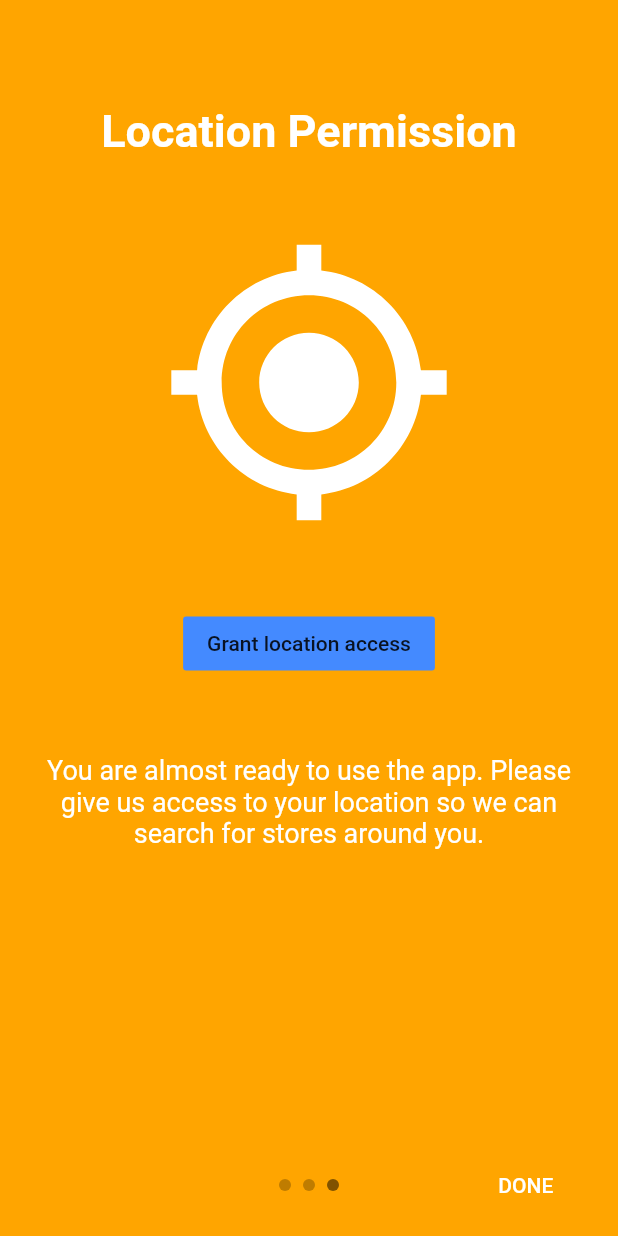
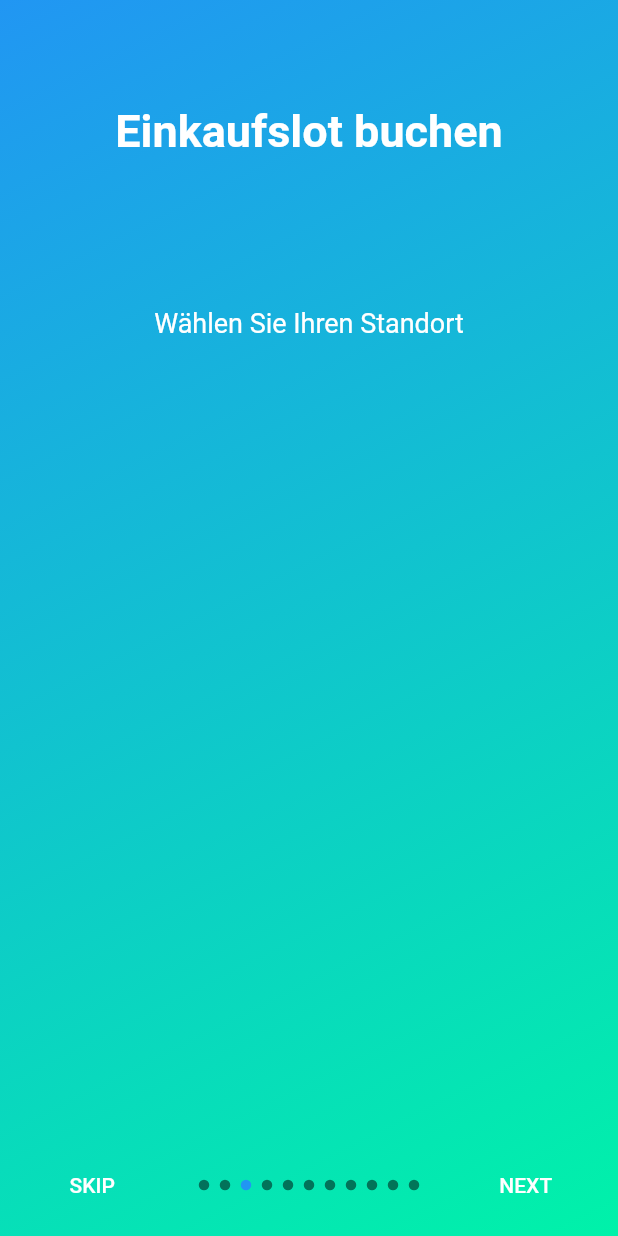
Before and after one commit to SafeMarket-WirVsVirus/frontend-enduser, a Flutter app: the screen it shows after launch, swiped to page 3, on a phone screen of 412 x 824 dp. Run offline on Flutter 3.47's test engine with Material 2 defaults, Android fonts, the phone set to English and light mode, and no system bars; drawn by our look-alikes of intro_slider; our stand-ins replace bloc, equatable, fl_chart, flutter_bloc, flutter_local_notifications, geolocator and 4 more; missing offline and left inert: device_identifier, tutorial_coach_mark; generated files the repository leaves out were written again.

Commit message:
Feature/tutorial intro slides (#104)
* Texts added

* tutorial text added

Co-authored-by: Constantin Braess <braess@fzi.de>

```diff
--- a/lib/ui/tutorials/tutorial_sliders.dart
+++ b/lib/ui/tutorials/tutorial_sliders.dart
@@ -21,9 +21,7 @@ class _TutorialSlidersState extends State<TutorialSliders> {
   @override
   Widget build(BuildContext context) {
     List<Slide> slides = new List();
-
-    slides.add(
-      new Slide(
+    slides.add(new Slide(
       title: "Disclaimer",
       description:
           "Aktuell befindet sich diese Applikation noch in der ersten Beta."
@@ -31,27 +29,84 @@ class _TutorialSlidersState extends State<TutorialSliders> {
           " Testmärkte finden Sie aber zum Beispiel"
           " in Berlin Mitte und Dortmund Innenstadt",
       //pathImage: "assets/AppIcon.png",
-          colorBegin: Colors.blueAccent,
-          colorEnd: Colors.greenAccent),
-    );
-    slides.add(
-      new Slide(
+      colorBegin: Theme.of(context).primaryColor,
+      colorEnd: Theme.of(context).accentColor,
+    ));
+    slides.add(new Slide(
       title: "Übersicht",
-          widgetDescription: Column(
-            children: <Widget>[
-              Text(
-                  "SafeMarket bietet verschiedene Funktion um Sie beim Einkauf zu unterstützen:"),
-              ListTile(
-                title: Text(String.fromCharCode(0x2022) +
-                    " Buchung eines Einkaufslots"),
-              )
-            ],
-          ),
+      description:
+          "SafeMarket bietet verschiedene Funktion um Sie beim Einkauf zu unterstützen: \n\n" +
+              String.fromCharCode(0x2022) +
+              " Buchung eines Einkaufslots \n" +
+              String.fromCharCode(0x2022) +
+              "Verwaltung Ihrer gebuchten Slots\n" +
+              String.fromCharCode(0x2022) +
+              "Betreten des Markts mit einem Slot\n",
       pathImage: "assets/AppIcon.png",
-          colorBegin: Colors.blueAccent,
-          colorEnd: Colors.greenAccent),
-    );
-
+      colorBegin: Theme.of(context).primaryColor,
+      colorEnd: Theme.of(context).accentColor,
+    ));
+    slides.add(new Slide(
+      title: "Einkaufslot buchen",
+      description: "Wählen Sie Ihren Standort",
+      colorBegin: Theme.of(context).primaryColor,
+      colorEnd: Theme.of(context).accentColor,
+    ));
+    slides.add(new Slide(
+      title: "Einkaufslot buchen",
+      description: "Wählen Sie Ihren präferierten Laden",
+      colorBegin: Theme.of(context).primaryColor,
+      colorEnd: Theme.of(context).accentColor,
+    ));
+    slides.add(new Slide(
+      title: "Einkaufslot buchen",
+      description: "Wählen Sie den gewünschten Solt",
+      colorBegin: Theme.of(context).primaryColor,
+      colorEnd: Theme.of(context).accentColor,
+    ));
+    slides.add(new Slide(
+      title: "Einkaufslot buchen",
+      description: "Bestätigen Sie anschließend den Slot",
+      colorBegin: Theme.of(context).primaryColor,
+      colorEnd: Theme.of(context).accentColor,
+    ));
+    slides.add(new Slide(
+      title: "Verwalten ihrer Slots",
+      description: "Sie können sich an Ihre gebuchten Slots errinerrn lassen",
+      colorBegin: Theme.of(context).primaryColor,
+      colorEnd: Theme.of(context).accentColor,
+    ));
+    slides.add(new Slide(
+      title: "Betreten des Markts mit einem Slot",
+      description:
+          "Sie können einen Slot stornieren, falls Sie den geplanten Einkauf doch nicht wahrnehmen können \n Hinweis: Dieser ist anschließend dauerhaft gelöscht",
+      colorBegin: Theme.of(context).primaryColor,
+      colorEnd: Theme.of(context).accentColor,
+    ));
+    slides.add(new Slide(
+      title: "Check-in Im Markt",
+      description:
+          "Sie haben 2 Möglichekeiten den Laden mit SafeMarket betreten: \n\n" +
+              String.fromCharCode(0x2022) +
+              "Zeigen Sie den QR Code Ihres Tickets am Eingang des Ladens\n" +
+              String.fromCharCode(0x2022) +
+              "Nennen Sie die Geheimwörter dem Türsteher am Eingang des Ladens\n",
+      colorBegin: Theme.of(context).primaryColor,
+      colorEnd: Theme.of(context).accentColor,
+    ));
+    slides.add(new Slide(
+      title: "Verhaltensguide: ",
+      description:
+          "Bei der Nutzung von SafeMarktet sollten Sie folgendes beachten  : \n\n" +
+              String.fromCharCode(0x2022) +
+              "Bitte kommen Sie maximal 5 Minuten vor Tickentbeginn\n" +
+              String.fromCharCode(0x2022) +
+              "Bitte kommen Sie maximal xyz Minuten nach Tickentbeginn\n" +
+              String.fromCharCode(0x2022) +
+              "Ihr Ticket verfällt nach zyx Minuten\n",
+      colorBegin: Theme.of(context).primaryColor,
+      colorEnd: Theme.of(context).accentColor,
+    ));
     slides.add(
       new Slide(
         title: "Location Permission",
@@ -84,6 +139,9 @@ class _TutorialSlidersState extends State<TutorialSliders> {
     return IntroSlider(
       slides: slides,
       onDonePress: this.onDonePress,
+      sizeDot: 7.0,
+      colorActiveDot: Theme.of(context).primaryColor,
+      isScrollable: true,
     );
   }
 }
```
Also changed, not shown: pubspec.lock. Lines whose indentation alone changed are shown as unchanged.
